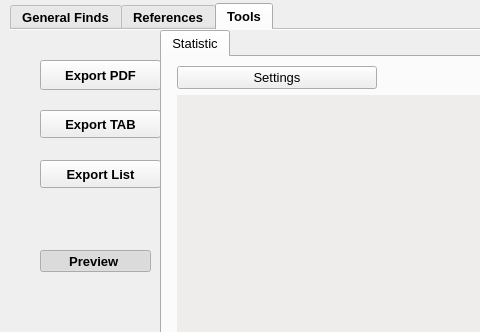
Old version of the form gui/ui/pyarchinit_ARTLOG_ui.ui in the repository enzococca/HFF; both pictures show x 0 to 480 and y 227 to 559 of the 1156 by 874 pixel window.
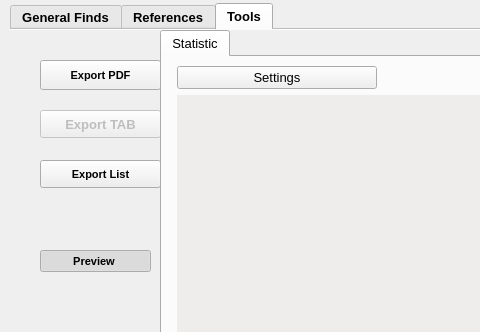
New version of the form. The open tabs and pages were chosen to show the change. Icons and pictures are not drawn. Custom widgets are drawn as their Qt base class.

```diff
--- a/gui/ui/pyarchinit_ARTLOG_ui.ui
+++ b/gui/ui/pyarchinit_ARTLOG_ui.ui
@@ -1020,11 +1020,19 @@
        <height>30</height>
       </rect>
      </property>
+     <property name="font">
+      <font>
+       <pointsize>8</pointsize>
+      </font>
+     </property>
      <property name="text">
       <string>Export PDF</string>
      </property>
     </widget>
     <widget class="QPushButton" name="pushButton_exptab">
+     <property name="enabled">
+      <bool>false</bool>
+     </property>
      <property name="geometry">
       <rect>
        <x>30</x>
@@ -1046,6 +1054,11 @@
        <height>28</height>
       </rect>
      </property>
+     <property name="font">
+      <font>
+       <pointsize>8</pointsize>
+      </font>
+     </property>
      <property name="text">
       <string>Export List</string>
      </property>
@@ -1123,6 +1136,11 @@
        <height>22</height>
       </rect>
      </property>
+     <property name="font">
+      <font>
+       <pointsize>8</pointsize>
+      </font>
+     </property>
      <property name="toolTip">
       <string/>
      </property>
```
Left out of the diff: 60 changed lines with no effect on the pictures.
